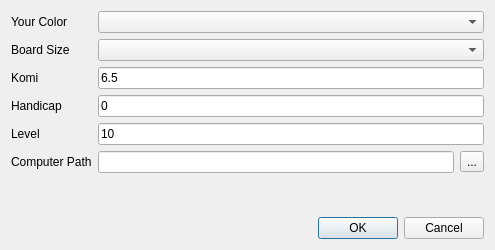
This is playwithcomputerdialog.ui in nullx002/mugo as Qt 5 draws it before an edit. The edited form follows.
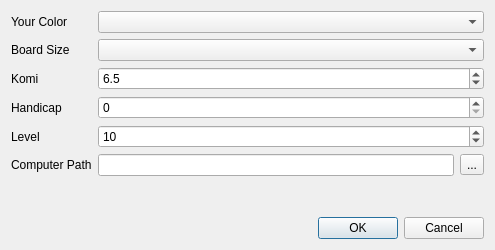
This is the edited form.

Commit message: use spin box in play with computer dialog. modified count territories. board setting was moved from general to board section.

What changed in the file:
```diff
--- a/playwithcomputerdialog.ui
+++ b/playwithcomputerdialog.ui
@@ -36,13 +36,6 @@
        </property>
       </widget>
      </item>
-     <item row="3" column="1">
-      <widget class="QLineEdit" name="komiEdit">
-       <property name="text">
-        <string>6.5</string>
-       </property>
-      </widget>
-     </item>
      <item row="4" column="0">
       <widget class="QLabel" name="label_4">
        <property name="text">
@@ -50,13 +43,6 @@
        </property>
       </widget>
      </item>
-     <item row="4" column="1">
-      <widget class="QLineEdit" name="handicapEdit">
-       <property name="text">
-        <string>0</string>
-       </property>
-      </widget>
-     </item>
      <item row="5" column="0">
       <widget class="QLabel" name="label_5">
        <property name="text">
@@ -64,13 +50,6 @@
        </property>
       </widget>
      </item>
-     <item row="5" column="1">
-      <widget class="QLineEdit" name="levelEdit">
-       <property name="text">
-        <string>10</string>
-       </property>
-      </widget>
-     </item>
      <item row="6" column="0">
       <widget class="QLabel" name="label">
        <property name="text">
@@ -102,6 +81,42 @@
      <item row="1" column="1">
       <widget class="QComboBox" name="colorComboBox"/>
      </item>
+     <item row="4" column="1">
+      <widget class="QSpinBox" name="handicapSpinBox">
+       <property name="maximum">
+        <number>9</number>
+       </property>
+      </widget>
+     </item>
+     <item row="5" column="1">
+      <widget class="QSpinBox" name="levelSpinBox">
+       <property name="maximum">
+        <number>12</number>
+       </property>
+       <property name="value">
+        <number>10</number>
+       </property>
+      </widget>
+     </item>
+     <item row="3" column="1">
+      <widget class="QDoubleSpinBox" name="komiSpinBox">
+       <property name="decimals">
+        <number>1</number>
+       </property>
+       <property name="minimum">
+        <double>-20.000000000000000</double>
+       </property>
+       <property name="maximum">
+        <double>20.000000000000000</double>
+       </property>
+       <property name="singleStep">
+        <double>0.500000000000000</double>
+       </property>
+       <property name="value">
+        <double>6.500000000000000</double>
+       </property>
+      </widget>
+     </item>
     </layout>
    </item>
    <item>
```
Left out of the diff: 6 changed lines with no effect on the pictures. The commit also changes 4 other files.
